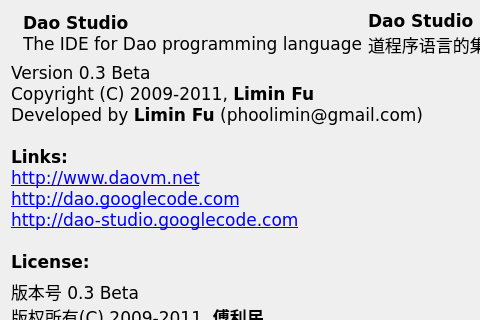
Qt form src/daoAbout.ui (daokoder/daostudio) before a commit; both pictures show x 0 to 480 and y 0 to 320 of the 633 by 625 pixel window.
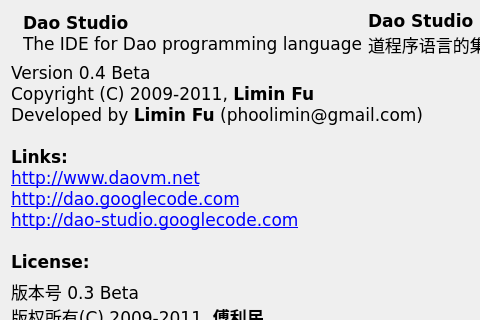
The same form after that commit. Icons and pictures are not drawn.

```diff
--- a/src/daoAbout.ui
+++ b/src/daoAbout.ui
@@ -90,7 +90,7 @@
 &lt;html&gt;&lt;head&gt;&lt;meta name=&quot;qrichtext&quot; content=&quot;1&quot; /&gt;&lt;style type=&quot;text/css&quot;&gt;
 p, li { white-space: pre-wrap; }
 &lt;/style&gt;&lt;/head&gt;&lt;body style=&quot; font-family:'Bitstream Vera Sans'; font-size:13pt; font-weight:400; font-style:normal;&quot;&gt;
-&lt;p style=&quot; margin-top:0px; margin-bottom:0px; margin-left:0px; margin-right:0px; -qt-block-indent:0; text-indent:0px;&quot;&gt;Version 0.3 Beta&lt;/p&gt;
+&lt;p style=&quot; margin-top:0px; margin-bottom:0px; margin-left:0px; margin-right:0px; -qt-block-indent:0; text-indent:0px;&quot;&gt;Version 0.4 Beta&lt;/p&gt;
 &lt;p style=&quot; margin-top:0px; margin-bottom:0px; margin-left:0px; margin-right:0px; -qt-block-indent:0; text-indent:0px;&quot;&gt;Copyright (C) 2009-2011, &lt;span style=&quot; font-weight:600;&quot;&gt;Limin Fu&lt;/span&gt;&lt;/p&gt;
 &lt;p style=&quot; margin-top:0px; margin-bottom:0px; margin-left:0px; margin-right:0px; -qt-block-indent:0; text-indent:0px;&quot;&gt;Developed by &lt;span style=&quot; font-weight:600;&quot;&gt;Limin Fu&lt;/span&gt; (phoolimin@gmail.com)&lt;/p&gt;
 &lt;p style=&quot;-qt-paragraph-type:empty; margin-top:0px; margin-bottom:0px; margin-left:0px; margin-right:0px; -qt-block-indent:0; text-indent:0px; font-weight:600;&quot;&gt;&lt;/p&gt;
```
